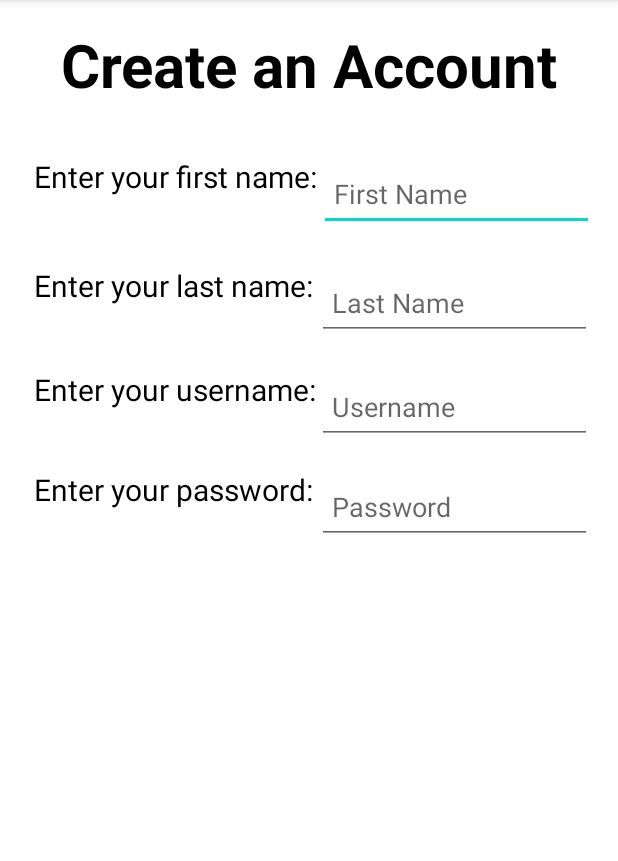
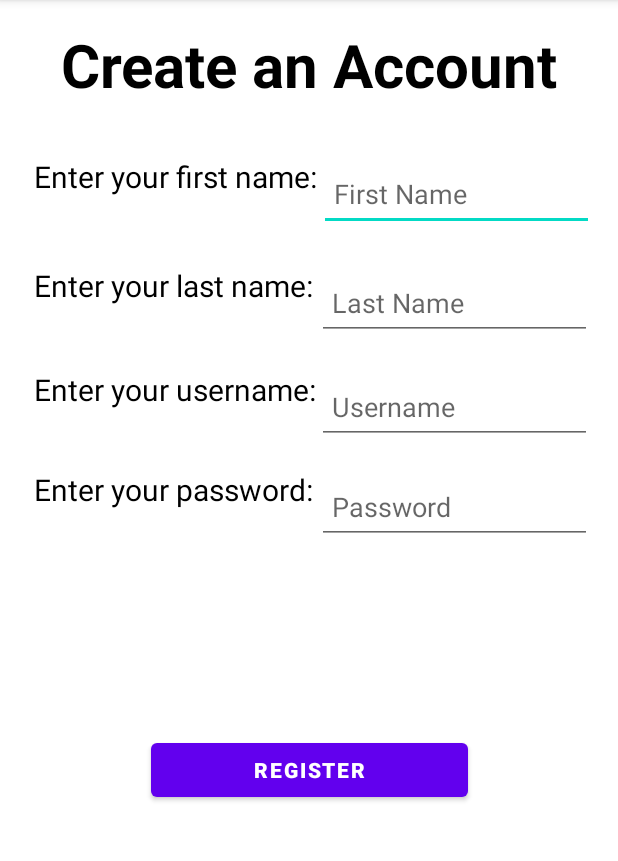
Before and after one commit to mbedford001/GarageSaleFinder-maria-topfork, an Android app: the Register screen opened directly, with no data from a screen before it, on a phone screen of 412 x 824 dp, the part 84-945 px from its top. Run offline under Robolectric (Android 15) with nearby library versions, the phone set to English and light mode, and no system bars.

```diff
--- a/app/src/main/java/com/example/garagesalefinder/Login.java
+++ b/app/src/main/java/com/example/garagesalefinder/Login.java
@@ -1,5 +1,5 @@
 package com.example.garagesalefinder;
-
+import java.util.*;
 import android.annotation.SuppressLint;
 import android.content.Intent;
 import android.os.Bundle;
@@ -19,15 +19,16 @@ public class Login extends AppCompatActivity {
     ProgressBar progressBar;
 
     AccountController ac = new AccountController();
+
     DataBaseHelperClass dbhc = new DataBaseHelperClass(Login.this);
 
     @SuppressLint("MissingInflatedId")
 
     @Override
     protected void onCreate(Bundle savedInstanceState) {
+        System.out.println("We got here!");
         super.onCreate(savedInstanceState);
         setContentView(R.layout.activity_login);
-
         Email = findViewById(R.id.email);
         Password = findViewById(R.id.password);
         progressBar = findViewById(R.id.progressBar);
--- a/app/src/main/java/com/example/garagesalefinder/Register.java
+++ b/app/src/main/java/com/example/garagesalefinder/Register.java
@@ -1,16 +1,80 @@
 package com.example.garagesalefinder;
 
+import android.annotation.SuppressLint;
+import android.content.Intent;
 import android.os.Bundle;
+import android.text.TextUtils;
+import android.view.View;
+import android.widget.Button;
+import android.widget.EditText;
+import android.widget.ProgressBar;
+import androidx.appcompat.app.AppCompatActivity;
+import com.example.garagesalefinder.controllers.AccountController;
+import com.example.garagesalefinder.controllers.DataBaseHelperClass;
+import com.example.garagesalefinder.people.*;
+
 
 import androidx.appcompat.app.AppCompatActivity;
 
+import com.example.garagesalefinder.controllers.DataBaseHelperClass;
+
 public class Register extends AppCompatActivity {
 
-    //first name, last name, username, password
-
+    EditText FirstName;
+    EditText LastName;
+    EditText Username;
+    EditText Password;
+    Button ReturnBtn;
+    DataBaseHelperClass dbhc = new DataBaseHelperClass(Register.this);
+    @SuppressLint("MissingInflatedId")
     @Override
     protected void onCreate(Bundle savedInstanceState) {
         super.onCreate(savedInstanceState);
         setContentView(R.layout.activity_register);
+        FirstName = findViewById(R.id.inputFName);
+        LastName = findViewById(R.id.inputLName);
+        Username = findViewById(R.id.inputUsername);
+        Password = findViewById(R.id.inputLName);
+        ReturnBtn = findViewById(R.id.btnReturn);
+
+        ReturnBtn.setOnClickListener(new View.OnClickListener() {
+            @Override
+            public void onClick(View v) {
+                String fname = FirstName.getText().toString().trim();//converts user input to string
+                String lname = LastName.getText().toString().trim();//converts user input to string
+                String uname = Username.getText().toString().trim();//converts user input to string
+                String pname = Password.getText().toString().trim();//converts user input to string
+
+                if(TextUtils.isEmpty(fname)){//verifies a username was entered
+                    FirstName.setError("Email is Required.");
+                    return;
+                }
+
+                if(TextUtils.isEmpty(pname)){//verifies a password was entered
+                    Password.setError("Password is Required.");
+                    return;
+                }
+
+                if(TextUtils.isEmpty(lname)){//verifies a username was entered
+                    LastName.setError("Email is Required.");
+                    return;
+                }
+
+                if(TextUtils.isEmpty(uname)){//verifies a password was entered
+                    Username.setError("Password is Required.");
+                    return;
+                }
+
+                //System.out.println("Username/email: " + email + "Password: " + password);
+                if(dbhc.addAccount(new User(fname, lname,uname,pname,'U','Y'))){
+                    //System.out.println("inside if statement! Username "+ email + "Password: "+password);
+                    startActivity(new Intent(getApplicationContext(), Menu.class));
+                    finish();
+                }
+
+            }
+        });
     }
+
+
 }
--- a/app/src/main/res/layout/activity_register.xml
+++ b/app/src/main/res/layout/activity_register.xml
@@ -132,4 +132,18 @@
         app:layout_constraintStart_toStartOf="parent"
         app:layout_constraintTop_toTopOf="@+id/password" />
 
+    <Button
+        android:id="@+id/btnReturn"
+        android:layout_width="211dp"
+        android:layout_height="wrap_content"
+        android:layout_marginBottom="20dp"
+        android:text="Register"
+        android:textStyle="bold"
+        app:layout_constraintBottom_toTopOf="@+id/password"
+        app:layout_constraintEnd_toEndOf="parent"
+        app:layout_constraintStart_toStartOf="parent"
+        app:layout_constraintTop_toTopOf="parent"
+        app:layout_constraintVertical_bias="2"
+        tools:ignore="MissingConstraints" />
+
 </androidx.constraintlayout.widget.ConstraintLayout>
```
Also changed, not shown: app/src/main/java/com/example/garagesalefinder/controllers/DataBaseHelperClass.java (+27 -6 lines), app/src/main/java/com/example/garagesalefinder/controllers/UserFuncController.java (+8 -5 lines).
